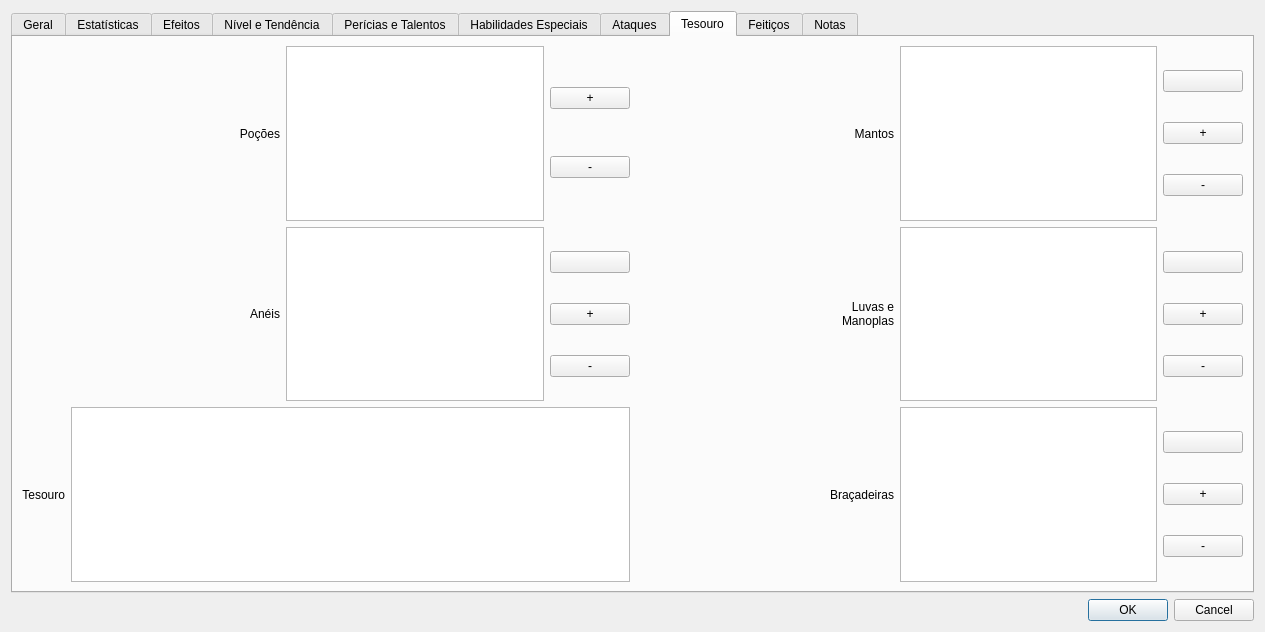
This is ifg/qt/ui/entidade.ui in matferib/tabuleiro-virtual as Qt 5 draws it before an edit. The edited form follows.
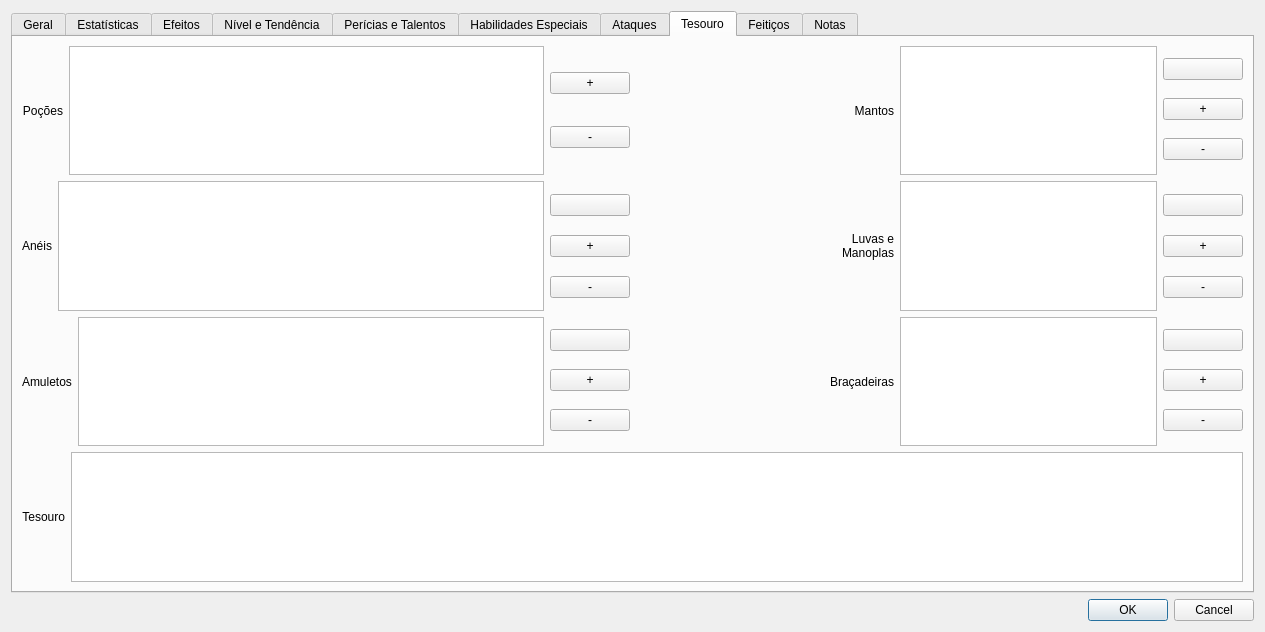
This is the edited form. The open tabs and pages were chosen to show the change.

Commit message: fix de ui de tesouro

What changed in the file:
```diff
--- a/ifg/qt/ui/entidade.ui
+++ b/ifg/qt/ui/entidade.ui
@@ -3273,7 +3273,7 @@
          <item>
           <widget class="QLabel" name="label_74">
            <property name="sizePolicy">
-            <sizepolicy hsizetype="MinimumExpanding" vsizetype="Preferred">
+            <sizepolicy hsizetype="Fixed" vsizetype="Preferred">
              <horstretch>0</horstretch>
              <verstretch>0</verstretch>
             </sizepolicy>
@@ -3395,7 +3395,7 @@
          <item>
           <widget class="QLabel" name="label_86">
            <property name="sizePolicy">
-            <sizepolicy hsizetype="MinimumExpanding" vsizetype="Fixed">
+            <sizepolicy hsizetype="Fixed" vsizetype="Fixed">
              <horstretch>0</horstretch>
              <verstretch>0</verstretch>
             </sizepolicy>
@@ -3493,33 +3493,6 @@
          </item>
         </layout>
        </item>
-       <item row="2" column="0">
-        <layout class="QHBoxLayout" name="horizontalLayout_30">
-         <item>
-          <widget class="QLabel" name="label_37">
-           <property name="sizePolicy">
-            <sizepolicy hsizetype="Fixed" vsizetype="Preferred">
-             <horstretch>0</horstretch>
-             <verstretch>0</verstretch>
-            </sizepolicy>
-           </property>
-           <property name="text">
-            <string>Tesouro</string>
-           </property>
-           <property name="alignment">
-            <set>Qt::AlignRight|Qt::AlignTrailing|Qt::AlignVCenter</set>
-           </property>
-          </widget>
-         </item>
-         <item>
-          <widget class="QPlainTextEdit" name="lista_tesouro">
-           <property name="toolTip">
-            <string>Rótulos para a entidade. Aparece sobre ela quando a entidade é detalhada.</string>
-           </property>
-          </widget>
-         </item>
-        </layout>
-       </item>
        <item row="2" column="1">
         <layout class="QHBoxLayout" name="horizontalLayout_42">
          <item>
@@ -3571,6 +3544,72 @@
          </item>
         </layout>
        </item>
+       <item row="2" column="0">
+        <layout class="QHBoxLayout" name="horizontalLayout_3">
+         <item>
+          <widget class="QLabel" name="label_98">
+           <property name="text">
+            <string>Amuletos</string>
+           </property>
+          </widget>
+         </item>
+         <item>
+          <widget class="QListWidget" name="lista_amuletos"/>
+         </item>
+         <item>
+          <layout class="QVBoxLayout" name="verticalLayout_19">
+           <item>
+            <widget class="QPushButton" name="botao_usar_amuleto">
+             <property name="text">
+              <string/>
+             </property>
+            </widget>
+           </item>
+           <item>
+            <widget class="QPushButton" name="botao_adicionar_amuleto">
+             <property name="text">
+              <string>+</string>
+             </property>
+            </widget>
+           </item>
+           <item>
+            <widget class="QPushButton" name="botao_remover_amuleto">
+             <property name="text">
+              <string>-</string>
+             </property>
+            </widget>
+           </item>
+          </layout>
+         </item>
+        </layout>
+       </item>
+       <item row="3" column="0" colspan="2">
+        <layout class="QHBoxLayout" name="horizontalLayout_30">
+         <item>
+          <widget class="QLabel" name="label_37">
+           <property name="sizePolicy">
+            <sizepolicy hsizetype="Fixed" vsizetype="Preferred">
+             <horstretch>0</horstretch>
+             <verstretch>0</verstretch>
+            </sizepolicy>
+           </property>
+           <property name="text">
+            <string>Tesouro</string>
+           </property>
+           <property name="alignment">
+            <set>Qt::AlignRight|Qt::AlignTrailing|Qt::AlignVCenter</set>
+           </property>
+          </widget>
+         </item>
+         <item>
+          <widget class="QPlainTextEdit" name="lista_tesouro">
+           <property name="toolTip">
+            <string>Rótulos para a entidade. Aparece sobre ela quando a entidade é detalhada.</string>
+           </property>
+          </widget>
+         </item>
+        </layout>
+       </item>
       </layout>
      </widget>
      <widget class="QWidget" name="tab_4">
```
The commit also changes 8 other files.
